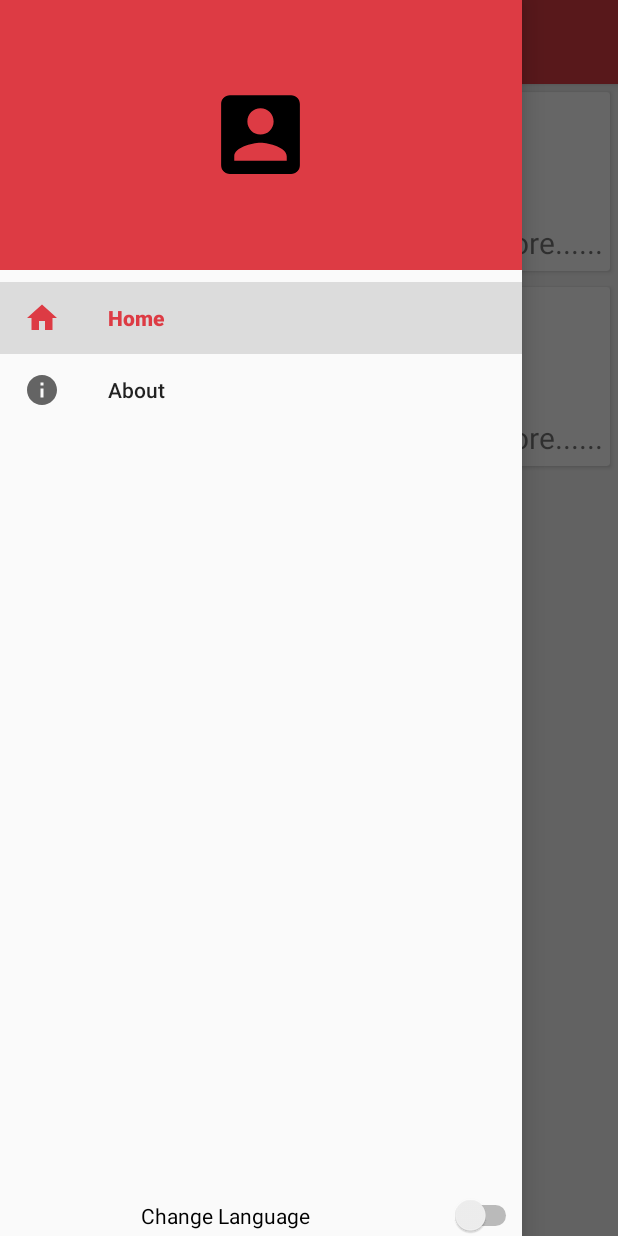
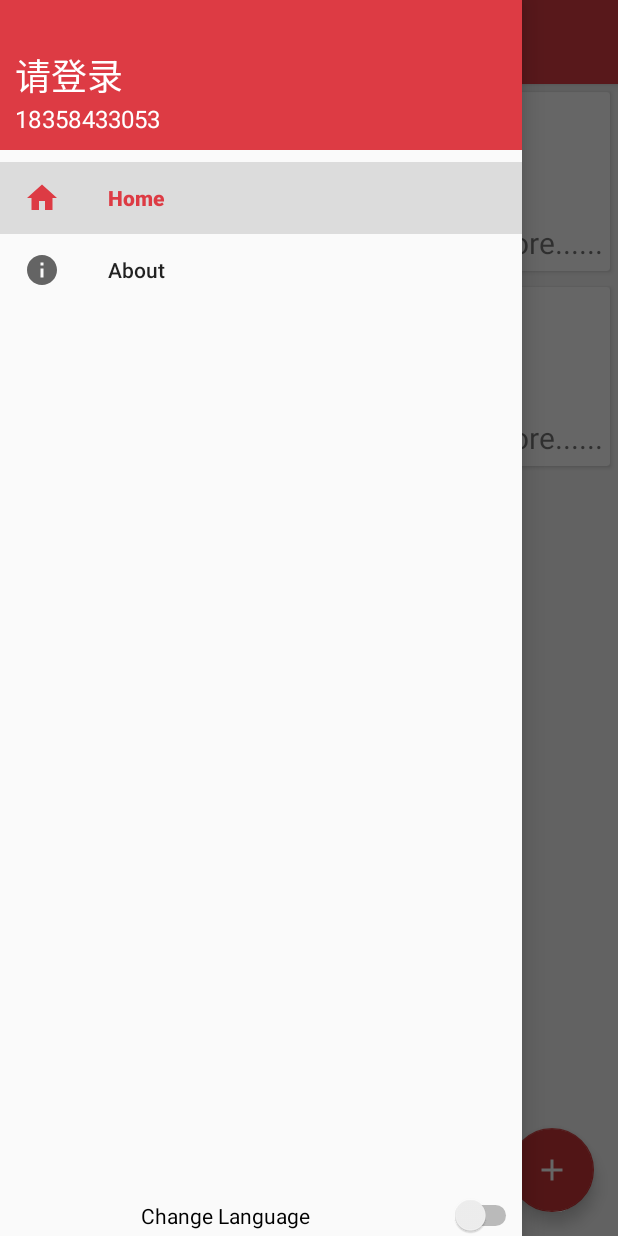
Before and after one commit to ikesnowy/PC_Hospital_Android, an Android app: the screen it shows after launch (TicketActivity), with the side drawer open, on a phone screen of 412 x 824 dp. Run offline under Robolectric (Android 15) with nearby library versions, the phone set to English and light mode, and no system bars.

Commit message:
- Add Floating Button - Add Login Activity - Add Add Ticket Activity

```diff
--- a/app/build.gradle
+++ b/app/build.gradle
@@ -12,7 +12,7 @@ android {
         testInstrumentationRunner "android.support.test.runner.AndroidJUnitRunner"
         multiDexEnabled true
     }
-    dexOptions{
+    dexOptions {
         javaMaxHeapSize "4g"
     }
     buildTypes {
--- a/app/src/main/java/cc/pchospital/app/MainFragment.java
+++ b/app/src/main/java/cc/pchospital/app/MainFragment.java
@@ -1,8 +1,10 @@
 package cc.pchospital.app;
 
 
+import android.content.Intent;
 import android.os.Bundle;
 import android.support.annotation.Nullable;
+import android.support.design.widget.FloatingActionButton;
 import android.support.v4.app.Fragment;
 import android.support.v7.widget.GridLayoutManager;
 import android.support.v7.widget.RecyclerView;
@@ -46,6 +48,14 @@ public class MainFragment extends Fragment {
         recyclerView.setAdapter(cardAdapter);
         GridLayoutManager gridLayoutManager = new GridLayoutManager(getContext(), 1);
         recyclerView.setLayoutManager(gridLayoutManager);
+        FloatingActionButton fab = (FloatingActionButton) view.findViewById(R.id.fab);
+        fab.setOnClickListener(new View.OnClickListener() {
+            @Override
+            public void onClick(View v) {
+                Intent intent = new Intent(getActivity(), AddTicketActivity.class);
+                startActivity(intent);
+            }
+        });
     }
 
     @Override
--- a/app/src/main/java/cc/pchospital/app/TicketActivity.java
+++ b/app/src/main/java/cc/pchospital/app/TicketActivity.java
@@ -13,21 +13,13 @@ import android.support.v4.widget.DrawerLayout;
 import android.support.v7.app.ActionBar;
 import android.support.v7.app.AppCompatActivity;
 import android.os.Bundle;
-import android.support.v7.widget.GridLayoutManager;
-import android.support.v7.widget.LinearLayoutManager;
-import android.support.v7.widget.RecyclerView;
 import android.support.v7.widget.Toolbar;
 import android.util.DisplayMetrics;
 import android.view.MenuItem;
 import android.widget.CompoundButton;
 import android.widget.Switch;
 
-import java.util.ArrayList;
-import java.util.List;
 import java.util.Locale;
-
-import cc.pchospital.app.util.Card;
-import cc.pchospital.app.util.CardAdapter;
 
 public class TicketActivity extends AppCompatActivity {
 
@@ -44,7 +36,7 @@ public class TicketActivity extends AppCompatActivity {
         if (actionBar != null){
             actionBar.setDisplayHomeAsUpEnabled(true);
             actionBar.setHomeAsUpIndicator(R.drawable.icon_menu);
-            actionBar.setTitle(R.string.app_name);
+            actionBar.setTitle(R.string.title_your_ticket);
         }
         NavigationView navigationView = (NavigationView) findViewById(R.id.nav_view);
         navigationView.setNavigationItemSelectedListener(new NavigationView.OnNavigationItemSelectedListener() {
@@ -61,14 +53,14 @@ public class TicketActivity extends AppCompatActivity {
                 switch (item.getItemId())
                 {
                     case R.id.nav_main:
-                        actionBar.setTitle(R.string.app_name);
+                        mDrawerLayout.closeDrawers();
+                        actionBar.setTitle(R.string.title_your_ticket);
                         replaceFragment(new MainFragment());
-                        mDrawerLayout.closeDrawers();
                         break;
                     case R.id.nav_about:
+                        mDrawerLayout.closeDrawers();
                         actionBar.setTitle(R.string.title_about);
                         replaceFragment(new AboutFragment());
-                        mDrawerLayout.closeDrawers();
                         break;
                     default:
                         break;
--- /dev/null
+++ b/app/src/main/res/drawable/icon_add.xml
@@ -0,0 +1,9 @@
+<vector xmlns:android="http://schemas.android.com/apk/res/android"
+        android:width="24dp"
+        android:height="24dp"
+        android:viewportWidth="24.0"
+        android:viewportHeight="24.0">
+    <path
+        android:fillColor="#FFFFFFFF"
+        android:pathData="M19,13h-6v6h-2v-6H5v-2h6V5h2v6h6v2z"/>
+</vector>
--- a/app/src/main/res/layout/fragment_main.xml
+++ b/app/src/main/res/layout/fragment_main.xml
@@ -2,11 +2,21 @@
     xmlns:tools="http://schemas.android.com/tools"
     android:layout_width="match_parent"
     android:layout_height="match_parent"
+    xmlns:app="http://schemas.android.com/apk/res-auto"
     tools:context="cc.pchospital.app.MainFragment">
+
 
     <android.support.v7.widget.RecyclerView
         android:id="@+id/mainCard"
         android:layout_width="match_parent"
         android:layout_height="match_parent"/>
 
+    <android.support.design.widget.FloatingActionButton
+        android:id="@+id/fab"
+        android:layout_width="wrap_content"
+        android:layout_height="wrap_content"
+        android:layout_gravity="bottom|end"
+        android:layout_margin="@dimen/floating_action_button_margin"
+        android:src="@drawable/icon_add" />
+
 </FrameLayout>
--- a/app/src/main/res/layout/nav_header.xml
+++ b/app/src/main/res/layout/nav_header.xml
@@ -2,23 +2,26 @@
 <RelativeLayout xmlns:android="http://schemas.android.com/apk/res/android"
     android:orientation="vertical"
     android:layout_width="match_parent"
-    android:layout_height="180dp"
+    android:layout_height="100dp"
     android:padding="10dp"
     android:background="@color/colorPrimary">
-
-    <de.hdodenhof.circleimageview.CircleImageView
-        android:layout_width="@dimen/nav_user_icon_size"
-        android:layout_height="@dimen/nav_user_icon_size"
-        android:src="@drawable/icon_user"
-        android:layout_centerInParent="true"/>
 
     <TextView
         android:id="@+id/username"
         android:layout_width="wrap_content"
         android:layout_height="wrap_content"
+        android:text="请登录"
+        android:textColor="@android:color/white"
+        android:layout_above="@id/phone"
+        android:textSize="@dimen/nav_font_username_text"/>
+    <TextView
+        android:id="@+id/phone"
+        android:layout_width="match_parent"
+        android:layout_height="wrap_content"
         android:layout_alignParentBottom="true"
-        android:text=""
+        android:text="18358433053"
         android:textColor="@android:color/white"
-        android:textSize="@dimen/nav_font_main_text"/>
+        android:textSize="@dimen/nav_font_phone_text"
+        />
 
 </RelativeLayout>
--- a/app/src/main/res/values/dimen.xml
+++ b/app/src/main/res/values/dimen.xml
@@ -1,6 +1,7 @@
 <?xml version="1.0" encoding="utf-8"?>
 <resources>
-    <dimen name="nav_user_icon_size">70dp</dimen>
+    <dimen name="nav_font_username_text">24sp</dimen>
+    <dimen name="nav_font_phone_text">16sp</dimen>
     <dimen name="nav_font_main_text">14sp</dimen>
     <dimen name="card_main_text">40sp</dimen>
     <dimen name="card_label_text">20sp</dimen>
@@ -8,4 +9,9 @@
     <dimen name="about_logo_size">120dp</dimen>
     <dimen name="about_app_name_text">40sp</dimen>
     <dimen name="about_version_text">30sp</dimen>
+    <dimen name="floating_action_button_margin">16dp</dimen>
+    <dimen name="floating_action_button_elevation">4dp</dimen>
+    <dimen name="login_form_margin">20dp</dimen>
+    <dimen name="login_font_title">40sp</dimen>
+    <dimen name="add_ticket_margin">12dp</dimen>
 </resources>
--- /dev/null
+++ b/app/src/main/res/values/dimens.xml
@@ -0,0 +1,5 @@
+<resources>
+    <!-- Default screen margins, per the Android Design guidelines. -->
+    <dimen name="activity_horizontal_margin">16dp</dimen>
+    <dimen name="activity_vertical_margin">16dp</dimen>
+</resources>
--- a/build.gradle
+++ b/build.gradle
@@ -6,7 +6,7 @@ buildscript {
         google()
     }
     dependencies {
-        classpath 'com.android.tools.build:gradle:3.0.0'
+        classpath 'com.android.tools.build:gradle:3.0.1'
 
         // NOTE: Do not place your application dependencies here; they belong
         // in the individual module build.gradle files
```
Also changed, not shown: app/src/main/AndroidManifest.xml (+9 -1 lines), app/src/main/java/cc/pchospital/app/AddTicketActivity.java (added, +20 -0 lines), app/src/main/java/cc/pchospital/app/LoginActivity.java (added, +13 -0 lines), app/src/main/res/drawable/icon_person.xml (added, +9 -0 lines), app/src/main/res/drawable/icon_phone.xml (added, +9 -0 lines), app/src/main/res/drawable/icon_send.xml (added, +9 -0 lines), app/src/main/res/layout/activity_add_ticket.xml (added, +97 -0 lines), app/src/main/res/layout/activity_login.xml (added, +58 -0 lines), app/src/main/res/values/strings.xml (+14 -1 lines), 2 other files.
